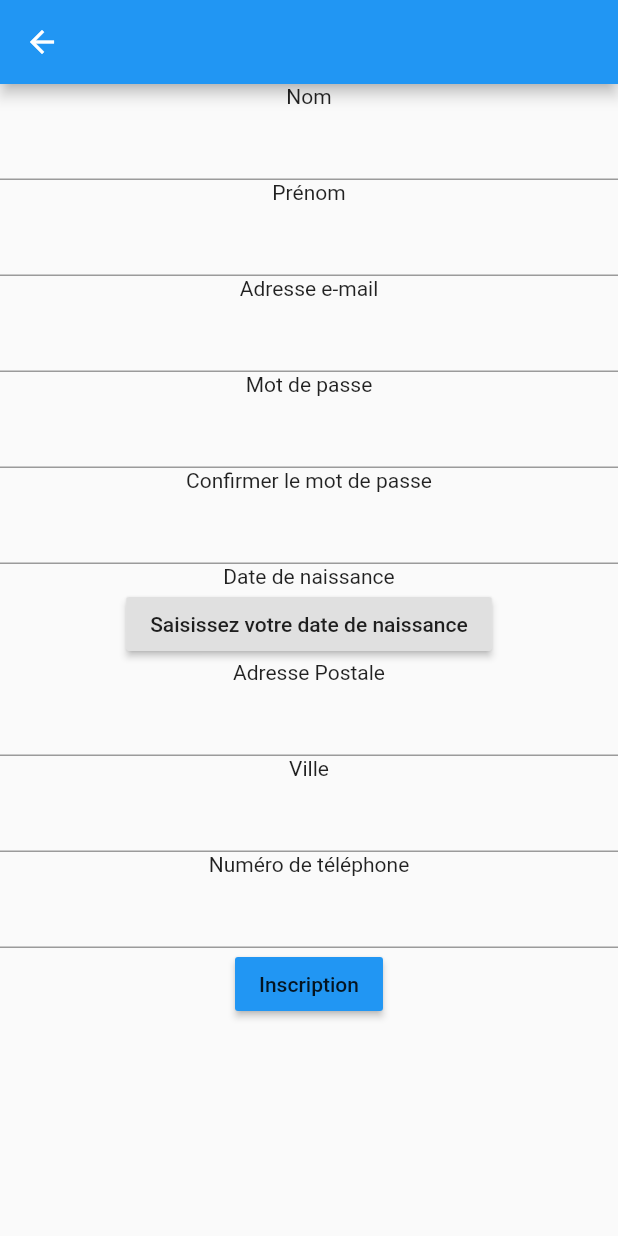
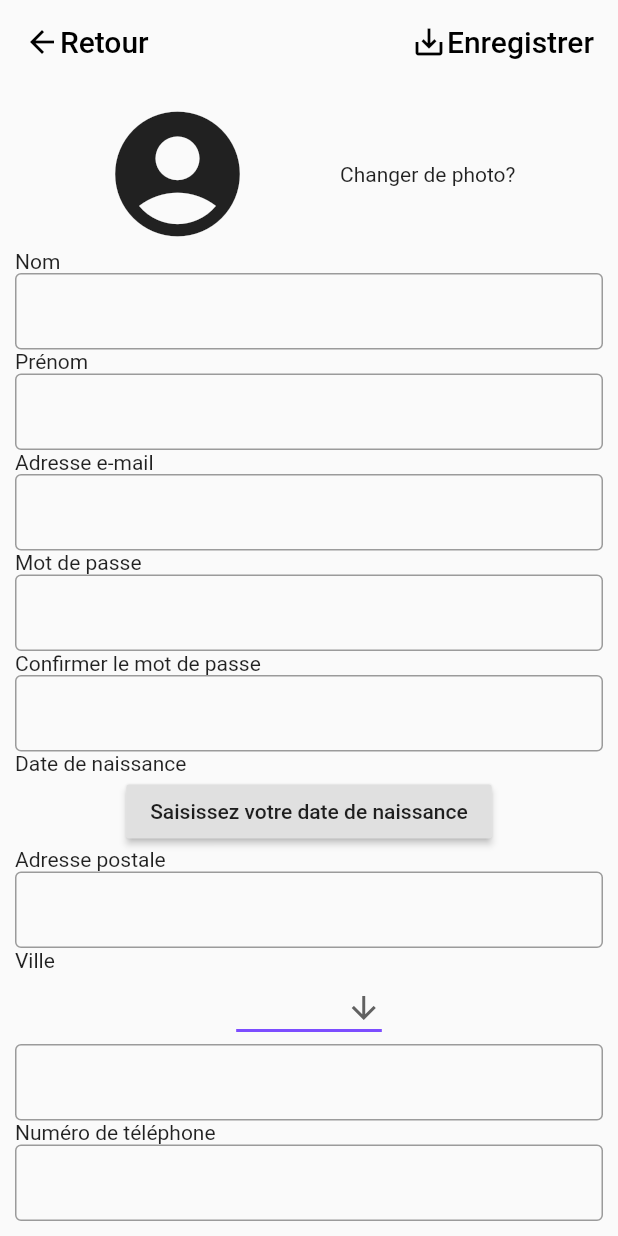
Before and after one commit to laraquihamza/prof_sport, a Flutter app: the SignupClient screen opened directly with empty values, on a phone screen of 412 x 824 dp. Run offline on Flutter 3.47's test engine with Material 2 defaults, Android fonts, the phone set to English and light mode, and no system bars; our stand-ins replace cloud_firestore, file_picker, firebase_auth, firebase_core, firebase_database, firebase_storage and 2 more; missing offline and left inert: flutter_facebook_login; accounts and stored records are empty.

```diff
--- a/lib/Signup_Client.dart
+++ b/lib/Signup_Client.dart
@@ -32,6 +32,7 @@ class _SignupClient extends State<SignupClient> {
   String city="";
   DateTime? birthdate;
   String phonenumber="";
+  String dropdownValue="Agadir";
 
   @override
   Widget build(BuildContext context) {
@@ -44,76 +45,212 @@ class _SignupClient extends State<SignupClient> {
 
     return Scaffold(
       appBar: AppBar(
+        automaticallyImplyLeading: false,
+        foregroundColor: Colors.black,
         // Here we take the value from the MyHomePage object that was created by
         // the App.build method, and use it to set our appbar title.
-        title: Text(widget.title),
+        backgroundColor: Colors.transparent,
+        title: Row(
+          mainAxisAlignment: MainAxisAlignment.spaceBetween,
+          children: [
+            Wrap(
+              children:
+[            Icon(Icons.arrow_back,color: Colors.black,),
+            Text("Retour",style: TextStyle(color: Colors.black),)
+          ]
+            ),
+            Wrap(
+                children:
+                [            Icon(Icons.save_alt,color: Colors.black,),
+                  Text("Enregistrer",style: TextStyle(color: Colors.black),)
+                ]
+            )
+
+          ],
+        ),
+        elevation: 0.0,
       ),
       body: SingleChildScrollView(
-        child: Column(
+
+        child:
+        Padding(padding: EdgeInsets.all(10.0),
+          child:                  Column(
             children: [
-                Text("Nom"),
+              Row(
+                mainAxisAlignment: MainAxisAlignment.spaceEvenly,
+                children: [
+                  Icon(Icons.account_circle, size: 100.0,),
+                  Text("Changer de photo?")
+                ],
+              ),
+              Align(
+                alignment: Alignment.topLeft,
+                child:                 Text("Nom"),
+              ),
             TextField(keyboardType: TextInputType.text,onChanged: (s){
                     setState(() {
                       lastname=s;
                     });
 
-                },),
-            Text("Prénom"),
+                  },
+                      decoration: InputDecoration(
+                          border: OutlineInputBorder(borderSide: BorderSide(color: Colors.grey)),
+                          isDense: true
+
+                      )
+                  ),
+              Align(
+                alignment: Alignment.topLeft,
+                child:                 Text("Prénom"),
+              ),
               TextField(keyboardType: TextInputType.text, onChanged: (s){
                 setState(() {
                   firstname=s;
                 });
-            },),
-            Text("Adresse e-mail"),
+              },
+                  decoration: InputDecoration(
+                      border: OutlineInputBorder(borderSide: BorderSide(color: Colors.grey)),
+                      isDense: true
+
+                  )
+
+              ),
+              Align(
+                alignment: Alignment.topLeft,
+                child:                 Text("Adresse e-mail"),
+              ),
               TextField(keyboardType: TextInputType.emailAddress, onChanged: (s){
                 setState(() {
                   email=s;
                 });
-            },),
-            Text("Mot de passe"),
+              },
+                  decoration: InputDecoration(
+                      border: OutlineInputBorder(borderSide: BorderSide(color: Colors.grey)),
+                      isDense: true
+
+                  )
+
+              ),
+              Align(
+                alignment: Alignment.topLeft,
+                child:                 Text("Mot de passe"),
+              ),
               TextField(keyboardType: TextInputType.text, obscureText: true,onChanged: (s){
                 setState(() {
                   password=s;
                 });
-            },),
-            Text("Confirmer le mot de passe"),
+              },
+                  decoration: InputDecoration(
+                      border: OutlineInputBorder(borderSide: BorderSide(color: Colors.grey)),
+                      isDense: true
+
+                  )
+              ),
+              Align(
+                alignment: Alignment.topLeft,
+                child:                 Text("Confirmer le mot de passe"),
+              ),
               TextField(keyboardType: TextInputType.text,obscureText: true, onChanged: (s){
                 setState(() {
                   confirmpassword=s;
                 });
 
-            },),
-            Text("Date de naissance"),
+              },
+                  decoration: InputDecoration(
+                      border: OutlineInputBorder(borderSide: BorderSide(color: Colors.grey)),
+                      isDense: true
+
+                  )
+
+              ),
+              Align(
+                alignment: Alignment.topLeft,
+                child:                 Text("Date de naissance"),
+              ),
               RaisedButton(onPressed: montrerAge,child: Text(birthdate!=null?"${birthdate!.day}/${birthdate!.month}/${birthdate!.year}":"Saisissez votre date de naissance"),),
-            Text("Adresse Postale"),
+              Align(
+                alignment: Alignment.topLeft,
+                child:                 Text("Adresse postale"),
+              ),
               TextField(keyboardType: TextInputType.text, onChanged: (s){
                 setState(() {
                   address=s;
                 });
 
-            },),
-            Text("Ville"),
+              },
+                  decoration: InputDecoration(
+                      border: OutlineInputBorder(borderSide: BorderSide(color: Colors.grey)),
+                      isDense: true
+
+                  )
+
+              ),
+              Align(
+                alignment: Alignment.topLeft,
+                child:                 Text("Ville"),
+              ),
+             DropdownButton<String>(
+            value: city,
+            icon: const Icon(Icons.arrow_downward),
+        iconSize: 24,
+        elevation: 16,
+        style: const TextStyle(color: Colors.deepPurple),
+        underline: Container(
+          height: 2,
+          color: Colors.deepPurpleAccent,
+        ),
+        onChanged: (String? newValue) {
+          setState(() {
+            city=newValue!;
+          });
+        },
+        items: <String>['Casablanca', 'Fes', "Rabat", "Agadir"]
+            .map<DropdownMenuItem<String>>((String value) {
+          return DropdownMenuItem<String>(
+            value: value,
+            child: Text(value),
+          );
+        }).toList(),
+      ),
               TextField(keyboardType: TextInputType.text,onChanged: (s){
                 setState(() {
                   city=s;
                 });
 
-            },),
-            Text("Numéro de téléphone"),
+              },
+                  decoration: InputDecoration(
+                      border: OutlineInputBorder(borderSide: BorderSide(color: Colors.grey))
+,                    isDense: true
+
+                  )
+
+              ),
+              Align(
+                alignment: Alignment.topLeft,
+                child:                 Text("Numéro de téléphone"),
+              ),
               TextField(keyboardType: TextInputType.phone,onChanged: (s){
                 setState(() {
                   phonenumber=s;
                 });
 
-            },),
-            MaterialButton(onPressed: (){
+              },
+                  decoration: InputDecoration(
+                      border: OutlineInputBorder(borderSide: BorderSide(color: Colors.grey)),
+                    isDense: true
+                  )
+
+              ),
+   /*           MaterialButton(onPressed: (){
                 Auth().SignUpBig(email, password,firstname,lastname,city,address,phonenumber,birthdate!);
               },
                 color: Colors.blue,
                 child: Text("Inscription"),
-            )
+              )*/
             ],
           )
+
+        ),
         ),
     );
 
--- a/lib/main.dart
+++ b/lib/main.dart
@@ -137,6 +137,7 @@ class _MyHomePageState extends State<MyHomePage> {
       decoration: InputDecoration(prefixIcon: Icon(Icons.lock),
           border: OutlineInputBorder(borderSide: BorderSide(color: Colors.grey)),
 
+
           hintText: "Password"),
       onChanged: (String s){
         setState(() {
```
Lines whose indentation alone changed are shown as unchanged.
